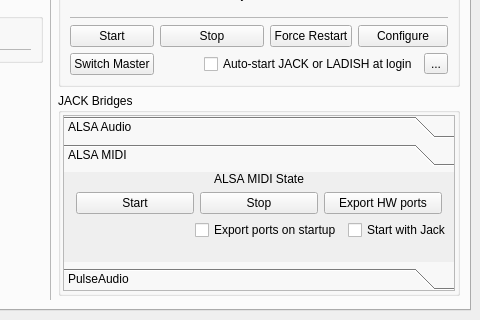
Before: the Qt Designer form resources/ui/cadence.ui in falkTX/Cadence, drawn with Qt 5; both pictures show x 260 to 740 and y 247 to 567 of the 740 by 567 pixel window.
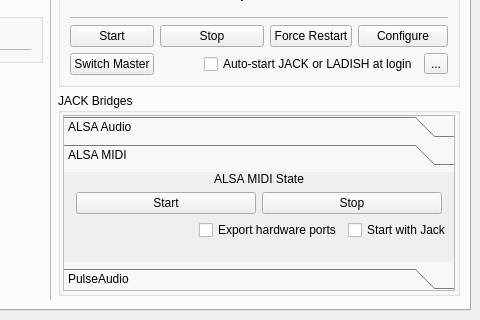
After: the same form once the commit is applied. The open tabs and pages were chosen to show the change. Icons and pictures are not drawn. Custom widgets are drawn as their Qt base class.

Commit message:
A2JMIDI: Simplify UI
- Remove "Export HW Ports" button
- Make the "Export Ports" checkbox apply changes immediately
- Change the status label to show when ports are exported

```diff
--- a/resources/ui/cadence.ui
+++ b/resources/ui/cadence.ui
@@ -782,13 +782,6 @@
                      </property>
                     </widget>
                    </item>
-                   <item>
-                    <widget class="QPushButton" name="b_a2j_export_hw">
-                     <property name="text">
-                      <string>Export HW ports</string>
-                     </property>
-                    </widget>
-                   </item>
                    <item>
                     <spacer name="horizontalSpacer_8">
                      <property name="orientation">
@@ -825,7 +818,7 @@
                    <item>
                     <widget class="QCheckBox" name="cb_a2j_autoexport">
                      <property name="text">
-                      <string>Export ports on startup</string>
+                      <string>Export hardware ports</string>
                      </property>
                     </widget>
                    </item>
```
The commit also changes 1 other file.
